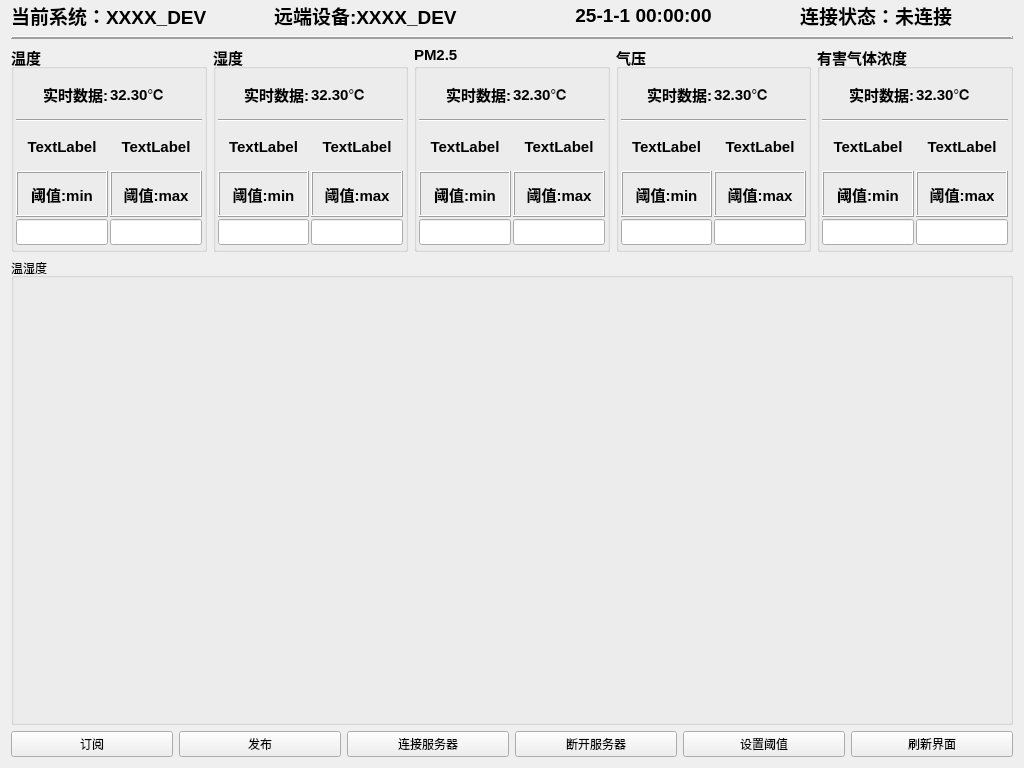
ZhaoXvyang/GraduationDesign, file widget.ui: the form before one commit.
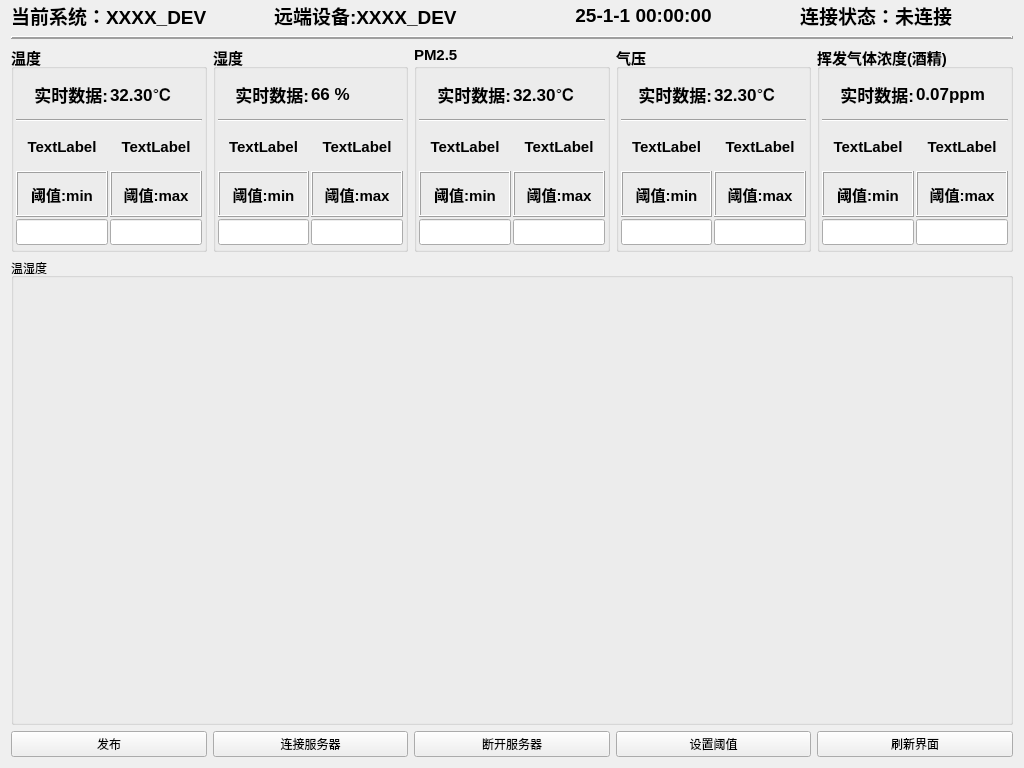
The form after the commit.

What changed in the file:
```diff
--- a/widget.ui
+++ b/widget.ui
@@ -157,6 +157,12 @@
           </item>
           <item row="0" column="0">
            <widget class="QLabel" name="label_data_temp_title">
+            <property name="font">
+             <font>
+              <pointsize>13</pointsize>
+              <bold>true</bold>
+             </font>
+            </property>
             <property name="text">
              <string>实时数据:</string>
             </property>
@@ -199,6 +205,12 @@
           </item>
           <item row="0" column="1">
            <widget class="QLabel" name="label_data_temp_show">
+            <property name="font">
+             <font>
+              <pointsize>13</pointsize>
+              <bold>true</bold>
+             </font>
+            </property>
             <property name="text">
              <string>32.30℃</string>
             </property>
@@ -282,6 +294,12 @@
           </item>
           <item row="0" column="0">
            <widget class="QLabel" name="label_data_humi_title">
+            <property name="font">
+             <font>
+              <pointsize>13</pointsize>
+              <bold>true</bold>
+             </font>
+            </property>
             <property name="text">
              <string>实时数据:</string>
             </property>
@@ -318,8 +336,14 @@
           </item>
           <item row="0" column="1">
            <widget class="QLabel" name="label_data_humi_show">
+            <property name="font">
+             <font>
+              <pointsize>13</pointsize>
+              <bold>true</bold>
+             </font>
+            </property>
             <property name="text">
-             <string>32.30℃</string>
+             <string>66 %</string>
             </property>
             <property name="alignment">
              <set>Qt::AlignmentFlag::AlignLeading|Qt::AlignmentFlag::AlignLeft|Qt::AlignmentFlag::AlignVCenter</set>
@@ -401,6 +425,12 @@
           </item>
           <item row="0" column="1">
            <widget class="QLabel" name="label_data_PM_show">
+            <property name="font">
+             <font>
+              <pointsize>13</pointsize>
+              <bold>true</bold>
+             </font>
+            </property>
             <property name="text">
              <string>32.30℃</string>
             </property>
@@ -450,6 +480,12 @@
           </item>
           <item row="0" column="0">
            <widget class="QLabel" name="label_data_PM_title">
+            <property name="font">
+             <font>
+              <pointsize>13</pointsize>
+              <bold>true</bold>
+             </font>
+            </property>
             <property name="text">
              <string>实时数据:</string>
             </property>
@@ -504,6 +540,12 @@
          <layout class="QGridLayout" name="gridLayout_5">
           <item row="0" column="0">
            <widget class="QLabel" name="label_data_airpress_title">
+            <property name="font">
+             <font>
+              <pointsize>13</pointsize>
+              <bold>true</bold>
+             </font>
+            </property>
             <property name="text">
              <string>实时数据:</string>
             </property>
@@ -559,6 +601,12 @@
           </item>
           <item row="0" column="1">
            <widget class="QLabel" name="label_data_airpress_show">
+            <property name="font">
+             <font>
+              <pointsize>13</pointsize>
+              <bold>true</bold>
+             </font>
+            </property>
             <property name="text">
              <string>32.30℃</string>
             </property>
@@ -601,7 +649,7 @@
         </font>
        </property>
        <property name="title">
-        <string>有害气体浓度</string>
+        <string>挥发气体浓度(酒精)</string>
        </property>
        <layout class="QHBoxLayout" name="horizontalLayout_6">
         <property name="spacing">
@@ -623,6 +671,12 @@
          <layout class="QGridLayout" name="gridLayout_7">
           <item row="0" column="0">
            <widget class="QLabel" name="label_data_air_title">
+            <property name="font">
+             <font>
+              <pointsize>13</pointsize>
+              <bold>true</bold>
+             </font>
+            </property>
             <property name="text">
              <string>实时数据:</string>
             </property>
@@ -649,8 +703,14 @@
           </item>
           <item row="0" column="1">
            <widget class="QLabel" name="label_data_air_show">
+            <property name="font">
+             <font>
+              <pointsize>13</pointsize>
+              <bold>true</bold>
+             </font>
+            </property>
             <property name="text">
-             <string>32.30℃</string>
+             <string>0.07ppm</string>
             </property>
             <property name="alignment">
              <set>Qt::AlignmentFlag::AlignLeading|Qt::AlignmentFlag::AlignLeft|Qt::AlignmentFlag::AlignVCenter</set>
@@ -749,13 +809,6 @@
    </item>
    <item>
     <layout class="QHBoxLayout" name="horizontalLayout_bottom">
-     <item>
-      <widget class="QPushButton" name="pushButton_subscribe">
-       <property name="text">
-        <string>订阅</string>
-       </property>
-      </widget>
-     </item>
      <item>
       <widget class="QPushButton" name="pushButton_publish">
        <property name="text">
```
Left out of the diff: 2 changed lines with no effect on the pictures.
